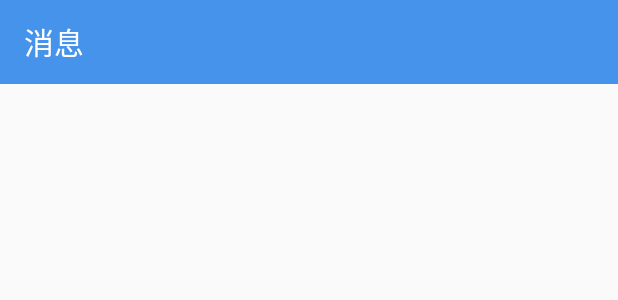
After one commit to hncboy/DestinedChat, an Android app: the layout fragment_message.xml on its own in the app's theme, with its tools: preview values and no code run, on a phone screen of 412 x 824 dp. The commit adds this screen. Shown: the top 300 px of the screen. Run offline under Robolectric (Android 15) with nearby library versions, the phone set to English and light mode, and no system bars.

Commit message:
搭建了基础的框架

```diff
--- /dev/null
+++ b/app/src/main/res/drawable/ic_contacts_grey_24dp.xml
@@ -0,0 +1,5 @@
+<vector android:height="24dp" android:viewportHeight="1024"
+    android:viewportWidth="1024" android:width="24dp" xmlns:android="http://schemas.android.com/apk/res/android">
+    <path android:fillColor="#dbdbdb" android:pathData="M832,64L256,64a128,128 0,0 0,-128 128v64h-32a32,32 0,0 0,0 64L128,320v160h-32a32,32 0,0 0,0 64L128,544L128,704h-32a32,32 0,0 0,0 64L128,768v64a128,128 0,0 0,128 128h576a128,128 0,0 0,128 -128L960,192a128,128 0,0 0,-128 -128zM896,832a64,64 0,0 1,-64 64L256,896a64,64 0,0 1,-64 -64v-64h32a32,32 0,0 0,0 -64L192,704L192,544h32a32,32 0,0 0,0 -64L192,480L192,320h32a32,32 0,0 0,0 -64L192,256L192,192a64,64 0,0 1,64 -64h576a64,64 0,0 1,64 64v640z"/>
+    <path android:fillColor="#dbdbdb" android:pathData="M544,576a192,192 0,0 0,-192 192h64a128,128 0,0 1,256 0h64a192,192 0,0 0,-192 -192zM544,512a128,128 0,1 0,-0.06 -256.06A128,128 0,0 0,544 512zM544,320.51a63.49,63.49 0,1 1,0 126.98,63.49 63.49,0 0,1 0,-126.98z"/>
+</vector>
--- /dev/null
+++ b/app/src/main/res/drawable/ic_message_grey_24dp.xml
@@ -0,0 +1,4 @@
+<vector android:height="24dp" android:viewportHeight="1024"
+    android:viewportWidth="1024" android:width="24dp" xmlns:android="http://schemas.android.com/apk/res/android">
+    <path android:fillColor="#dbdbdb" android:pathData="M511.99,896h-85.34L192,1024L192,789.35C75.03,707.24 0,589.39 0,447.99 0,200.58 229.23,0 511.99,0s511.99,200.58 511.99,447.99c0.02,247.45 -229.21,448.01 -511.99,448.01zM511.99,63.98c-247.41,0 -448.03,171.93 -448.03,384.01 0,130.14 76.52,250.54 192.05,319.98v142.23l170.63,-78.21h85.33c247.41,0 448.03,-171.93 448.03,-384.01 0.02,-212.1 -200.6,-384.01 -448.01,-384.01zM768.02,511.99c-35.37,0 -64.02,-28.65 -64.02,-64.02s28.65,-64.02 64.02,-64.02c35.33,0 63.98,28.65 63.98,64.02s-28.65,64.02 -63.98,64.02zM511.99,511.99c-35.37,0 -64.02,-28.65 -64.02,-64.02s28.65,-64.02 64.02,-64.02c35.37,0 64.02,28.65 64.02,64.02s-28.65,64.02 -64.02,64.02zM255.98,511.99c-35.33,0 -63.98,-28.65 -63.98,-64s28.65,-64.02 63.98,-64.02c35.37,0 64.02,28.65 64.02,64.02s-28.67,64 -64.02,64z"/>
+</vector>
--- /dev/null
+++ b/app/src/main/res/layout/fragment_message.xml
@@ -0,0 +1,15 @@
+<?xml version="1.0" encoding="utf-8"?>
+<LinearLayout xmlns:android="http://schemas.android.com/apk/res/android"
+    xmlns:app="http://schemas.android.com/apk/res-auto"
+    android:layout_width="match_parent"
+    android:layout_height="match_parent"
+    android:orientation="vertical">
+
+    <android.support.v7.widget.Toolbar
+        android:layout_width="match_parent"
+        android:layout_height="wrap_content"
+        android:background="@color/colorPrimary"
+        app:title="@string/message"
+        app:titleTextColor="@android:color/white" />
+
+</LinearLayout>
--- /dev/null
+++ b/app/src/main/res/layout/fragment_mine.xml
@@ -0,0 +1,6 @@
+<?xml version="1.0" encoding="utf-8"?>
+<android.support.constraint.ConstraintLayout xmlns:android="http://schemas.android.com/apk/res/android"
+    android:layout_width="match_parent"
+    android:layout_height="match_parent">
+
+</android.support.constraint.ConstraintLayout>
--- a/app/src/main/res/values/colors.xml
+++ b/app/src/main/res/values/colors.xml
@@ -1,6 +1,8 @@
 <?xml version="1.0" encoding="utf-8"?>
 <resources>
-    <color name="colorPrimary">#3F51B5</color>
-    <color name="colorPrimaryDark">#303F9F</color>
-    <color name="colorAccent">#FF4081</color>
+    <color name="colorPrimary">#4693EC</color>
+    <color name="colorPrimaryDark">#378cef</color>
+    <color name="colorAccent">#378cef</color>
+    <color name="white">#ffffff</color>
+    <color name="shadow">#e2dbdb</color>
 </resources>
--- a/app/src/main/res/values/strings.xml
+++ b/app/src/main/res/values/strings.xml
@@ -1,3 +1,6 @@
 <resources>
     <string name="app_name">DestinedChat</string>
+    <string name="message">消息</string>
+    <string name="contacts">联系人</string>
+    <string name="mine">我的</string>
 </resources>
--- a/app/src/main/res/values/styles.xml
+++ b/app/src/main/res/values/styles.xml
@@ -1,7 +1,7 @@
 <resources>
 
     <!-- Base application theme. -->
-    <style name="AppTheme" parent="Theme.AppCompat.Light.DarkActionBar">
+    <style name="AppTheme" parent="Theme.AppCompat.Light.NoActionBar">
         <!-- Customize your theme here. -->
         <item name="colorPrimary">@color/colorPrimary</item>
         <item name="colorPrimaryDark">@color/colorPrimaryDark</item>
--- a/build.gradle
+++ b/build.gradle
@@ -8,8 +8,7 @@ buildscript {
     }
     dependencies {
         classpath 'com.android.tools.build:gradle:3.1.2'
-
-
+        classpath 'com.jakewharton:butterknife-gradle-plugin:8.8.1'
         // NOTE: Do not place your application dependencies here; they belong
         // in the individual module build.gradle files
     }
@@ -19,6 +18,8 @@ allprojects {
     repositories {
         google()
         jcenter()
+        maven { url "https://jitpack.io" }
+        maven { url "https://maven.google.com" }
     }
 }
 
```
Also changed, not shown: app/build.gradle (+8 -1 lines), app/src/main/java/com/iceboy/destinedchat/MainActivity.java (+75 -0 lines), app/src/main/java/com/iceboy/destinedchat/adapter/MyPagerAdapter.java (added, +30 -0 lines), app/src/main/java/com/iceboy/destinedchat/ui/fragment/ContactsFragment.java (added, +23 -0 lines), app/src/main/java/com/iceboy/destinedchat/ui/fragment/MessageFragment.java (added, +24 -0 lines), app/src/main/java/com/iceboy/destinedchat/ui/fragment/MineFragment.java (added, +23 -0 lines), app/src/main/res/drawable/ic_mine_grey_24dp.xml (added, +4 -0 lines), app/src/main/res/layout/activity_main.xml (+21 -11 lines), app/src/main/res/layout/fragment_contacts.xml (added, +20 -0 lines), app/src/main/res/menu/menu_bottom_navigation.xml (added, +18 -0 lines).
